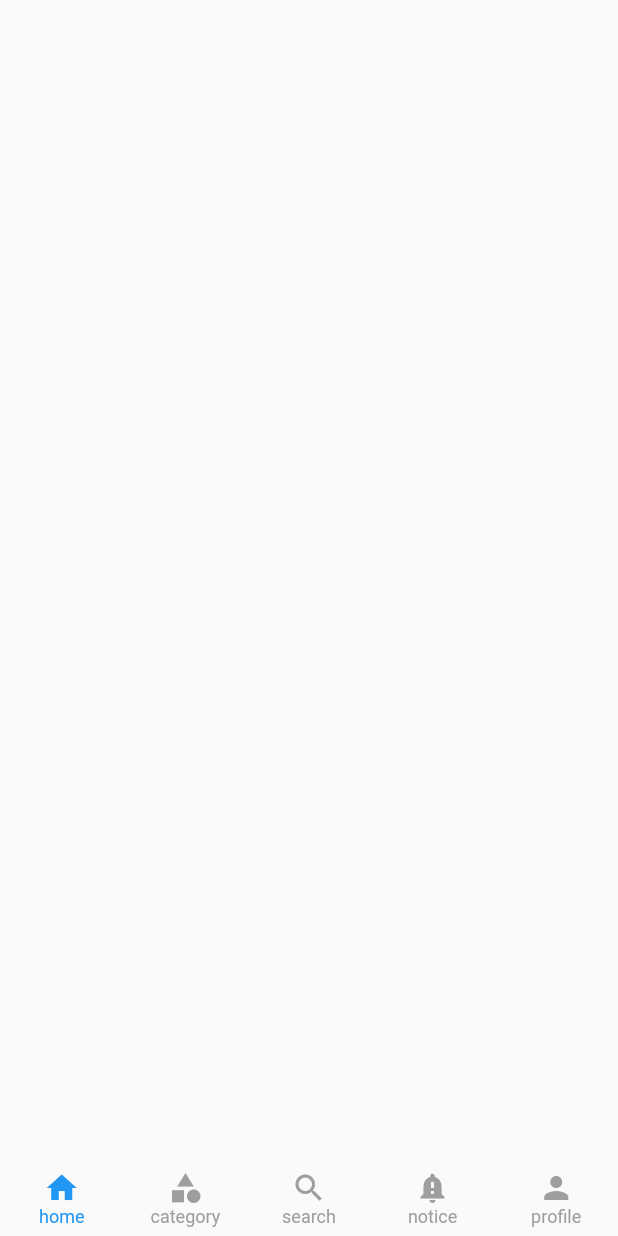
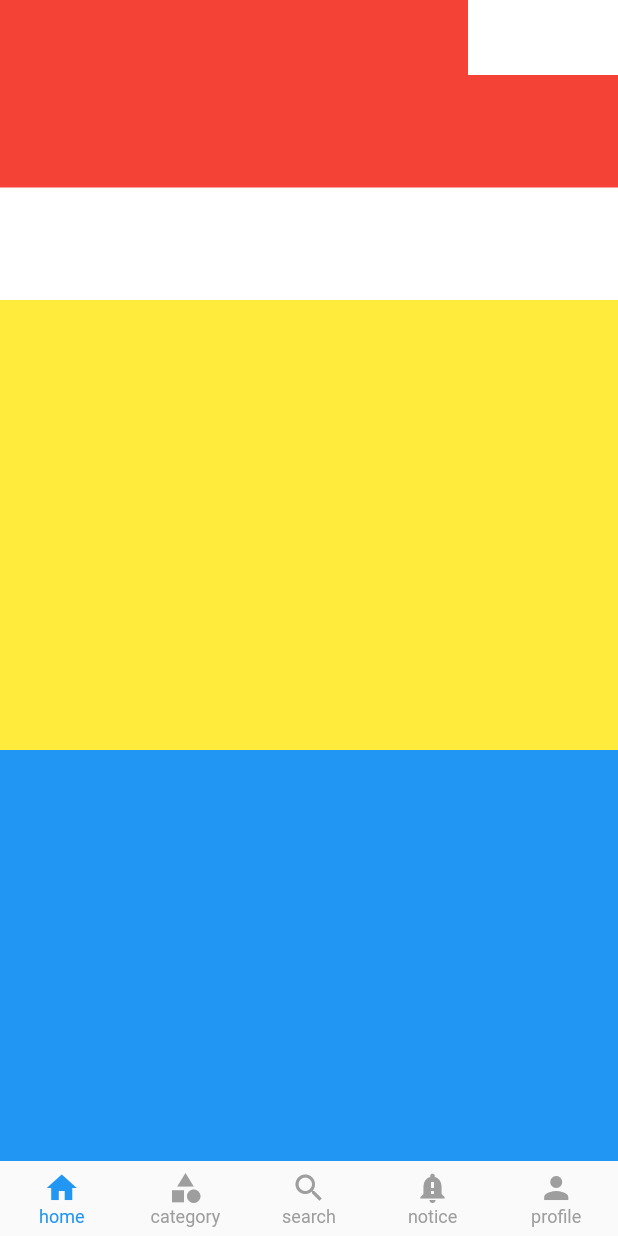
Before and after one commit to Hieuntdz/tiki_clone, a Flutter app: the screen it shows after launch, on a phone screen of 412 x 824 dp. Run offline on Flutter 3.47's test engine with Material 2 defaults, Android fonts, the phone set to English and light mode, and no system bars; our stand-ins replace get.

Commit message:
create home page

```diff
--- a/lib/app/modules/main/view/bottom_bar.dart
+++ b/lib/app/modules/main/view/bottom_bar.dart
@@ -51,7 +51,9 @@ class BottomBar extends GetView<MainController> {
         }
       },
       child: Container(
-        child: Column(
+        color: Colors.transparent,
+        child: Obx(
+          () => Column(
             crossAxisAlignment: CrossAxisAlignment.center,
             mainAxisAlignment: MainAxisAlignment.center,
             children: [
@@ -70,6 +72,7 @@ class BottomBar extends GetView<MainController> {
             ],
           ),
         ),
+      ),
     );
   }
 }
--- /dev/null
+++ b/lib/app/modules/main/view/home_page.dart
@@ -0,0 +1,61 @@
+import 'package:flutter/cupertino.dart';
+import 'package:flutter/material.dart';
+
+class HomePage extends StatelessWidget {
+  @override
+  Widget build(BuildContext context) {
+    return Scaffold(
+      body: Stack(
+        children: [
+          CustomScrollView(
+            slivers: [
+              SliverAppBar(
+                titleSpacing: 0,
+                pinned: true,
+                flexibleSpace: FlexibleSpaceBar(
+                    titlePadding: EdgeInsets.all(0),
+                    title: Row(
+                      children: [
+                        Expanded(
+                          child: Container(
+                            height: 50,
+                            width: double.infinity,
+                            color: Colors.white,
+                          ),
+                        ),
+                      ],
+                    )),
+                expandedHeight: 200,
+                backgroundColor: Colors.red,
+              ),
+              SliverList(
+                delegate: SliverChildListDelegate([
+                  Container(
+                    height: 300,
+                    color: Colors.yellow,
+                  ),
+                  Container(
+                    height: 300,
+                    color: Colors.blue,
+                  ),
+                  Container(
+                    height: 300,
+                    color: Colors.grey,
+                  ),
+                ]),
+              )
+            ],
+          ),
+          Align(
+            alignment: Alignment.topRight,
+            child: Container(
+              width: 100,
+              height: 50,
+              color: Colors.white,
+            ),
+          ),
+        ],
+      ),
+    );
+  }
+}
--- a/lib/app/modules/main/view/main_screen_view.dart
+++ b/lib/app/modules/main/view/main_screen_view.dart
@@ -2,6 +2,7 @@ import 'package:flutter/material.dart';
 import 'package:get/get.dart';
 import 'package:tiki_clone/app/modules/main/controllers/main_controller.dart';
 import 'package:tiki_clone/app/modules/main/view/bottom_bar.dart';
+import 'package:tiki_clone/app/modules/main/view/home_page.dart';
 
 class MainScreenView extends GetView<MainController> {
   @override
@@ -12,7 +13,7 @@ class MainScreenView extends GetView<MainController> {
           children: [
             Expanded(
               flex: 1,
-              child: Container(),
+              child: HomePage(),
             ),
             Container(
               height: 50,
```
Lines whose indentation alone changed are shown as unchanged.
